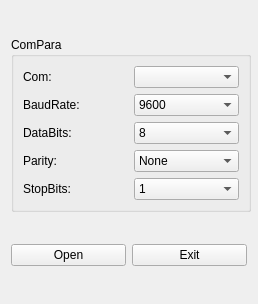
freudshow/qsvr, file ui/comconfigform.ui: the form before one commit.
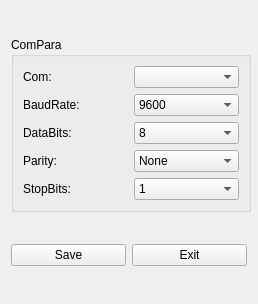
The form after the commit.

Patch:
```diff
--- a/ui/comconfigform.ui
+++ b/ui/comconfigform.ui
@@ -316,7 +316,7 @@
    <item row="1" column="0">
     <widget class="QPushButton" name="btnSave">
      <property name="text">
-      <string>Open</string>
+      <string>Save</string>
      </property>
     </widget>
    </item>
```
